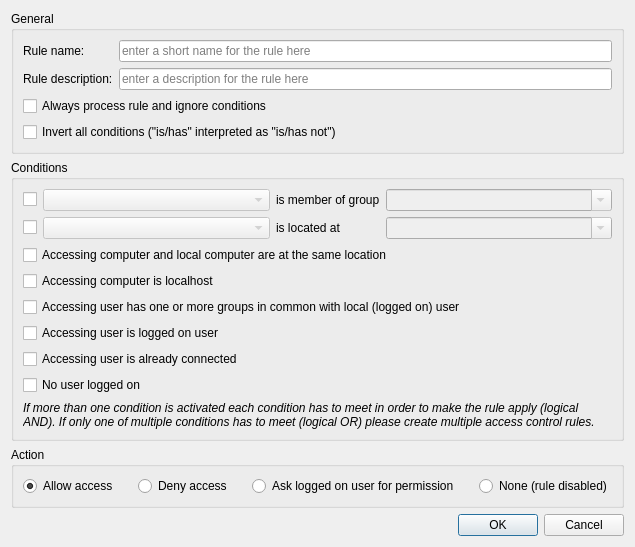
This is configurator/src/AccessControlRuleEditDialog.ui in veyon/veyon as Qt 5 draws it before an edit. The edited form follows.
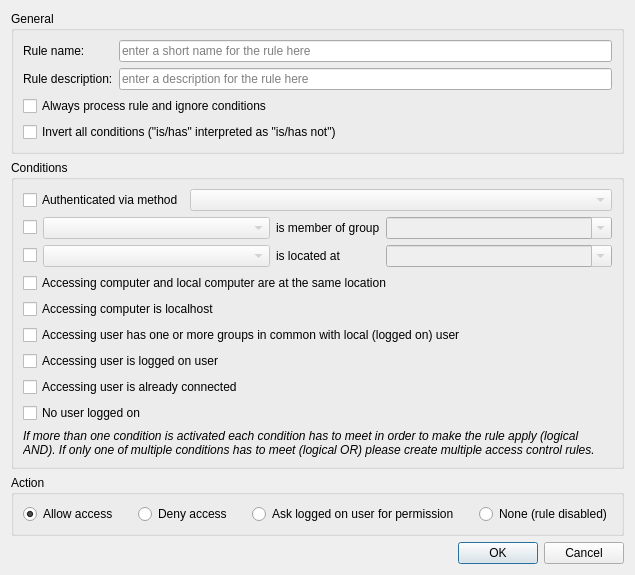
This is the edited form.

Commit message: AccessControlRuleEditDialog: add auth method condition

```diff
--- a/configurator/src/AccessControlRuleEditDialog.ui
+++ b/configurator/src/AccessControlRuleEditDialog.ui
@@ -63,34 +63,14 @@
       <string>Conditions</string>
      </property>
      <layout class="QGridLayout" name="gridLayout" columnstretch="0,1,0,1">
-      <item row="2" column="3">
-       <widget class="QComboBox" name="locationsComboBox">
-        <property name="enabled">
-         <bool>false</bool>
-        </property>
-        <property name="editable">
-         <bool>true</bool>
-        </property>
-        <property name="sizeAdjustPolicy">
-         <enum>QComboBox::AdjustToContents</enum>
-        </property>
-       </widget>
-      </item>
-      <item row="0" column="2">
-       <widget class="QLabel" name="label_2">
-        <property name="text">
-         <string>is member of group</string>
-        </property>
-       </widget>
-      </item>
-      <item row="0" column="0">
+      <item row="1" column="0">
        <widget class="QCheckBox" name="isMemberOfGroupCheckBox">
         <property name="text">
          <string/>
         </property>
        </widget>
       </item>
-      <item row="0" column="1">
+      <item row="1" column="1">
        <widget class="QComboBox" name="isMemberOfGroupSubjectComboBox">
         <property name="enabled">
          <bool>false</bool>
@@ -100,17 +80,56 @@
         </property>
        </widget>
       </item>
-      <item row="10" column="0" colspan="4">
-       <widget class="QLabel" name="label">
-        <property name="font">
-         <font>
-          <italic>true</italic>
-         </font>
+      <item row="1" column="2">
+       <widget class="QLabel" name="label_2">
+        <property name="text">
+         <string>is member of group</string>
         </property>
+       </widget>
+      </item>
+      <item row="1" column="3">
+       <widget class="QComboBox" name="groupsComboBox">
+        <property name="enabled">
+         <bool>false</bool>
+        </property>
+        <property name="editable">
+         <bool>true</bool>
+        </property>
+        <property name="sizeAdjustPolicy">
+         <enum>QComboBox::AdjustToContents</enum>
+        </property>
+       </widget>
+      </item>
+      <item row="2" column="0">
+       <widget class="QCheckBox" name="isAtLocationCheckBox">
         <property name="text">
-         <string>If more than one condition is activated each condition has to meet in order to make the rule apply (logical AND). If only one of multiple conditions has to meet (logical OR) please create multiple access control rules.</string>
+         <string/>
         </property>
-        <property name="wordWrap">
+       </widget>
+      </item>
+      <item row="2" column="1">
+       <widget class="QComboBox" name="isAtLocationSubjectComboBox">
+        <property name="enabled">
+         <bool>false</bool>
+        </property>
+        <property name="sizeAdjustPolicy">
+         <enum>QComboBox::AdjustToContents</enum>
+        </property>
+       </widget>
+      </item>
+      <item row="2" column="2">
+       <widget class="QLabel" name="label_6">
+        <property name="text">
+         <string>is located at</string>
+        </property>
+       </widget>
+      </item>
+      <item row="2" column="3">
+       <widget class="QComboBox" name="locationsComboBox">
+        <property name="enabled">
+         <bool>false</bool>
+        </property>
+        <property name="editable">
          <bool>true</bool>
         </property>
        </widget>
@@ -128,51 +147,7 @@
         </property>
        </widget>
       </item>
-      <item row="8" column="0" colspan="4">
-       <widget class="QCheckBox" name="noUserLoggedOnCheckBox">
-        <property name="text">
-         <string>No user logged on</string>
-        </property>
-       </widget>
-      </item>
-      <item row="2" column="2">
-       <widget class="QLabel" name="label_6">
-        <property name="text">
-         <string>is located at</string>
-        </property>
-       </widget>
-      </item>
-      <item row="2" column="1">
-       <widget class="QComboBox" name="isAtLocationSubjectComboBox">
-        <property name="enabled">
-         <bool>false</bool>
-        </property>
-        <property name="sizeAdjustPolicy">
-         <enum>QComboBox::AdjustToContents</enum>
-        </property>
-       </widget>
-      </item>
-      <item row="0" column="3">
-       <widget class="QComboBox" name="groupsComboBox">
-        <property name="enabled">
-         <bool>false</bool>
-        </property>
-        <property name="editable">
-         <bool>true</bool>
-        </property>
-        <property name="sizeAdjustPolicy">
-         <enum>QComboBox::AdjustToContents</enum>
-        </property>
-       </widget>
-      </item>
-      <item row="2" column="0">
-       <widget class="QCheckBox" name="isAtLocationCheckBox">
-        <property name="text">
-         <string/>
-        </property>
-       </widget>
-      </item>
-      <item row="4" column="0" colspan="4">
+      <item row="4" column="0" colspan="2">
        <widget class="QCheckBox" name="isLocalHostAccessCheckBox">
         <property name="text">
          <string>Accessing computer is localhost</string>
@@ -186,20 +161,60 @@
         </property>
        </widget>
       </item>
-      <item row="6" column="0" colspan="4">
+      <item row="6" column="0" colspan="2">
        <widget class="QCheckBox" name="isLocalUserAccessCheckBox">
         <property name="text">
          <string>Accessing user is logged on user</string>
         </property>
        </widget>
       </item>
-      <item row="7" column="0" colspan="4">
+      <item row="7" column="0" colspan="2">
        <widget class="QCheckBox" name="isSameUserAccessCheckBox">
         <property name="text">
          <string>Accessing user is already connected</string>
         </property>
        </widget>
       </item>
+      <item row="8" column="0" colspan="2">
+       <widget class="QCheckBox" name="noUserLoggedOnCheckBox">
+        <property name="text">
+         <string>No user logged on</string>
+        </property>
+       </widget>
+      </item>
+      <item row="9" column="0" colspan="4">
+       <widget class="QLabel" name="label">
+        <property name="font">
+         <font>
+          <italic>true</italic>
+         </font>
+        </property>
+        <property name="text">
+         <string>If more than one condition is activated each condition has to meet in order to make the rule apply (logical AND). If only one of multiple conditions has to meet (logical OR) please create multiple access control rules.</string>
+        </property>
+        <property name="wordWrap">
+         <bool>true</bool>
+        </property>
+       </widget>
+      </item>
+      <item row="0" column="0" colspan="4">
+       <layout class="QHBoxLayout" name="horizontalLayout" stretch="0,1">
+        <item>
+         <widget class="QCheckBox" name="isAuthenticatedViaMethodCheckBox">
+          <property name="text">
+           <string>Authenticated via method</string>
+          </property>
+         </widget>
+        </item>
+        <item>
+         <widget class="QComboBox" name="authenticationTypesComboBox">
+          <property name="enabled">
+           <bool>false</bool>
+          </property>
+         </widget>
+        </item>
+       </layout>
+      </item>
      </layout>
     </widget>
    </item>
```
Left out of the diff: 21 changed lines with no effect on the pictures. The commit also changes 1 other file.
